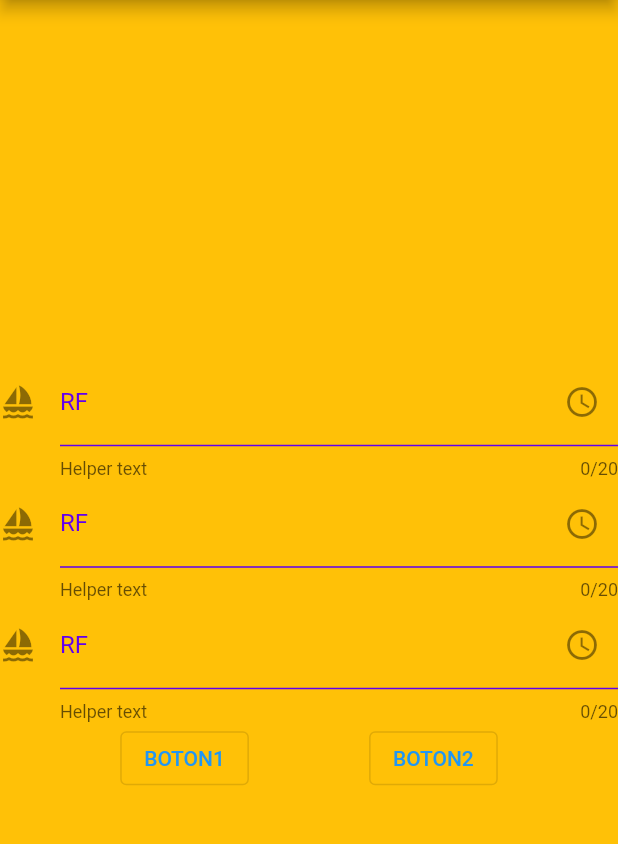
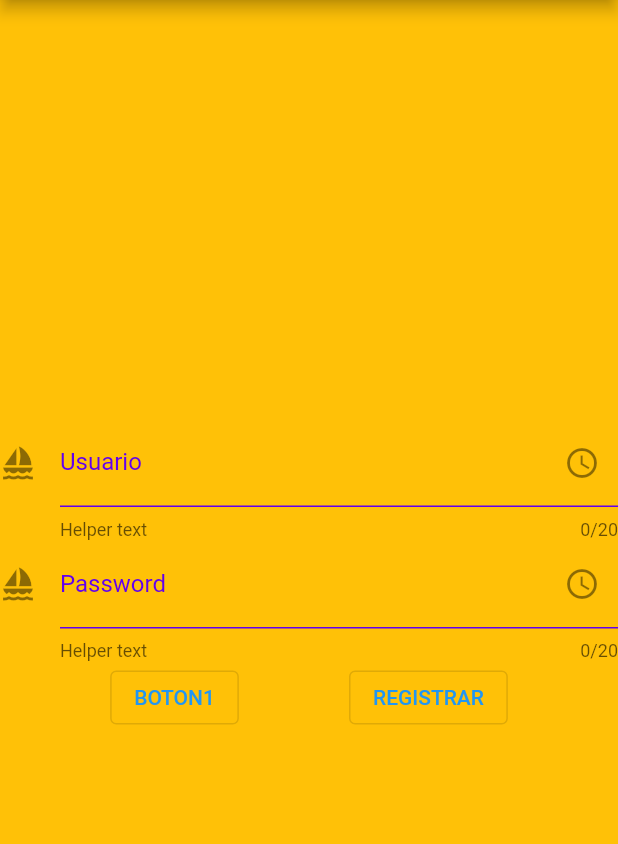
Before and after one commit to 4yony4/flutter_chat, a Flutter app: the screen it shows after launch, after a tap on "BOTON1", on a phone screen of 412 x 824 dp, the part 84-928 px from its top. Run offline on Flutter 3.47's test engine with Material 2 defaults, Android fonts, the phone set to English and light mode, and no system bars; our stand-ins replace firebase_auth, firebase_core; missing offline and left inert: vrzlib; accounts and stored records are empty; network calls fail.

Commit message:
Nuevas funcionalidades basadas en los videos.

```diff
--- a/lib/main.dart
+++ b/lib/main.dart
@@ -3,16 +3,16 @@
 import 'package:flutter_chat/src/App.dart';
 import 'package:flutter_chat/src/App2.dart';
 import 'package:firebase_core/firebase_core.dart';
+import 'package:flutter_chat/src/login_views/LoginView2.dart';
+import 'package:vrzlib/vrzlib.dart';
 import 'firebase_options.dart';
 
 void main() async{
   WidgetsFlutterBinding.ensureInitialized();
 
-  await Firebase.initializeApp(
-    options: DefaultFirebaseOptions.currentPlatform,
-  );
+  await Firebase.initializeApp(options: DefaultFirebaseOptions.currentPlatform);
 
-  FirebaseAuth.instance
+  /*FirebaseAuth.instance
       .authStateChanges()
       .listen((User? user) {
     if (user == null) {
@@ -20,9 +20,9 @@
     } else {
       print('User is signed in!');
     }
-  });
+  });*/
 
   runApp(
-       App2()
+        App2()
   );
 }
--- a/lib/src/App2.dart
+++ b/lib/src/App2.dart
@@ -1,7 +1,10 @@
 
 
+import 'package:firebase_auth/firebase_auth.dart';
 import 'package:flutter/material.dart';
 import 'package:flutter_chat/src/custom_views/RFInputText2.dart';
+import 'package:flutter_chat/src/login_views/LoginView2.dart';
+import 'package:flutter_chat/src/login_views/RegisterView2.dart';
 
 class App2 extends StatelessWidget{
   App2({Key? key}) : super(key:key);
@@ -11,11 +14,28 @@ class App2 extends StatelessWidget{
   RFInputText2 input3 = RFInputText2();
 
 
-  void btn1Pressed(){
+  void btn1Pressed() async{
 
-    print("------------->>>>>>>>>>>>>>>> HOLA!!!!! "+input1.getText());
-    print("------------->>>>>>>>>>>>>>>> HOLA!!!!! "+input2.getText());
-    print("------------->>>>>>>>>>>>>>>> HOLA!!!!! "+input3.getText());
+    try {
+      final credential = await FirebaseAuth.instance.createUserWithEmailAndPassword(
+        email: input1.getText(),
+        password: input2.getText(),
+      );
+    } on FirebaseAuthException catch (e) {
+      print("------->>>>   ERROR DE CREACION DE USUARIO "+e.code);
+      if (e.code == 'weak-password') {
+        print('The password provided is too weak.');
+      } else if (e.code == 'email-already-in-use') {
+        print('The account already exists for that email.');
+      }
+    } catch (e) {
+      print(e);
+    }
+    print("USUARIO CREADO CORRECTAMENTE");
+
+    //print("------------->>>>>>>>>>>>>>>> HOLA!!!!! "+input1.getText());
+    //print("------------->>>>>>>>>>>>>>>> HOLA!!!!! "+input2.getText());
+    //print("------------->>>>>>>>>>>>>>>> HOLA!!!!! "+input3.getText());
     //myControllerInput1.clear();
   }
 
@@ -23,45 +43,12 @@ class App2 extends StatelessWidget{
   Widget build(BuildContext context) {
 
     return MaterialApp(
-      home:  Scaffold(
-        appBar: AppBar(
-          title: const Text('AppBar Demo'),
-          backgroundColor: Colors.deepPurpleAccent,
-        ),
-        body:Center(
-          child: Column(
-            mainAxisAlignment: MainAxisAlignment.center,
-            children: [
-              input1,
-              input2,
-              input3,
-              Row(
-                mainAxisAlignment: MainAxisAlignment.spaceEvenly,
-                children: [
-                  OutlinedButton(
-                    onPressed: btn1Pressed,
-                    child: Text("BOTON1"),
-                  ),
-                  OutlinedButton(
-                    onPressed: () {
-                      // Respond to button press
-                      print("PRESIONASTES BOTON 2");
-                    },
-                    child: Text("BOTON2"),
-                  )
-                ],
-              )
-            ],
-
-          ),
-        ),
-        backgroundColor: Colors.amber,
-      ),
-
-
+      initialRoute: "/Login",
+      routes: {
+        '/Login':(context) => LoginView2(),
+        '/Registro':(context) => RegisterView2(),
+      },
     );
   }
 
-
-
 }
--- a/lib/src/custom_views/RFInputText2.dart
+++ b/lib/src/custom_views/RFInputText2.dart
@@ -4,10 +4,11 @@
 import 'package:flutter/material.dart';
 
 class RFInputText2 extends StatelessWidget{
+  final String sTitulo;
+  final TextEditingController myController = TextEditingController(text: "");
 
-  RFInputText2({Key? key}) : super(key:key);
+  RFInputText2({Key? key, this.sTitulo=""}) : super(key:key);
 
-  final TextEditingController myController = TextEditingController();
 
   String getText(){
     return myController.text;
@@ -15,6 +16,8 @@ class RFInputText2 extends StatelessWidget{
 
   @override
   Widget build(BuildContext context) {
+
+
     return TextFormField(
       controller: myController,
       cursorColor: Colors.deepOrange,
@@ -24,7 +27,7 @@ class RFInputText2 extends StatelessWidget{
       },
       decoration: InputDecoration(
         icon: Icon(Icons.sailing),
-        labelText: 'RF ',
+        labelText: sTitulo,
         labelStyle: TextStyle(
           color: Color(0xFF6200EE),
         ),
--- /dev/null
+++ b/lib/src/login_views/LoginView2.dart
@@ -0,0 +1,76 @@
+import 'package:firebase_auth/firebase_auth.dart';
+import 'package:flutter/material.dart';
+
+import '../custom_views/RFInputText2.dart';
+
+class LoginView2 extends StatelessWidget {
+  LoginView2({Key? key}) : super(key: key);
+
+  RFInputText2 input1 = RFInputText2(sTitulo: "Usuario",);
+  RFInputText2 input2 = RFInputText2(sTitulo: "Password",);
+
+
+
+  void btn1Pressed() async {
+    try {
+      final credential = await FirebaseAuth.instance
+          .createUserWithEmailAndPassword(
+        email: input1.getText(),
+        password: input2.getText(),
+      );
+    } on FirebaseAuthException catch (e) {
+      print("------->>>>   ERROR DE CREACION DE USUARIO " + e.code);
+      if (e.code == 'weak-password') {
+        print('The password provided is too weak.');
+      } else if (e.code == 'email-already-in-use') {
+        print('The account already exists for that email.');
+      }
+    } catch (e) {
+      print(e);
+    }
+    print("USUARIO CREADO CORRECTAMENTE");
+
+    //print("------------->>>>>>>>>>>>>>>> HOLA!!!!! "+input1.getText());
+    //print("------------->>>>>>>>>>>>>>>> HOLA!!!!! "+input2.getText());
+    //print("------------->>>>>>>>>>>>>>>> HOLA!!!!! "+input3.getText());
+    //myControllerInput1.clear();
+  }
+
+  @override
+  Widget build(BuildContext context) {
+      return Scaffold(
+        appBar: AppBar(
+          title: const Text('AppBar Demo'),
+          backgroundColor: Colors.deepPurpleAccent,
+        ),
+        body: Center(
+          child: Column(
+            mainAxisAlignment: MainAxisAlignment.center,
+            children: [
+              input1,
+              input2,
+              Row(
+                mainAxisAlignment: MainAxisAlignment.spaceEvenly,
+                children: [
+                  OutlinedButton(
+                    onPressed: btn1Pressed,
+                    child: Text("BOTON1"),
+                  ),
+                  OutlinedButton(
+                    onPressed: () {
+                      Navigator.of(context).popAndPushNamed("/Registro");
+                      // Respond to button press
+                      //print("PRESIONASTES BOTON 2");
+                    },
+                    child: Text("REGISTRAR"),
+                  )
+                ],
+              )
+            ],
+
+          ),
+        ),
+        backgroundColor: Colors.amber,
+      );
+  }
+}
--- a/pubspec.yaml
+++ b/pubspec.yaml
@@ -34,8 +34,10 @@ dependencies:
   # The following adds the Cupertino Icons font to your application.
   # Use with the CupertinoIcons class for iOS style icons.
   cupertino_icons: ^1.0.5
-  firebase_core: ^1.22.0
-  firebase_auth: ^3.9.0
+  firebase_core: ^1.23.0
+  firebase_auth: ^3.10.0
+  #vrzlib:
+  #  path: ../vrzlib
 
 
 dev_dependencies:
```
Also changed, not shown: lib/src/App.dart (+16 -4 lines), lib/src/custom_views/RFInputText.dart (+14 -3 lines), lib/src/home_views/HomeView.dart (added, +33 -0 lines), lib/src/login_views/LoginPhoneView.dart (added, +87 -0 lines), lib/src/login_views/LoginView.dart (+17 -15 lines), lib/src/login_views/RegisterView.dart (+51 -13 lines), lib/src/login_views/RegisterView2.dart (added, +76 -0 lines), pubspec.lock.
